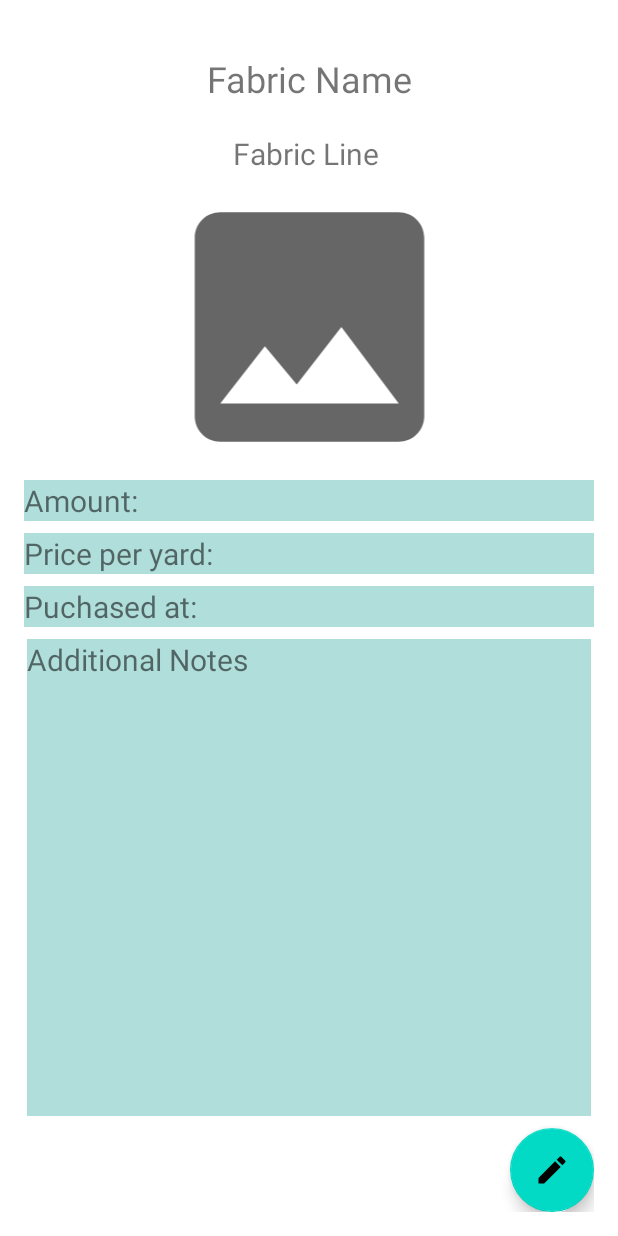
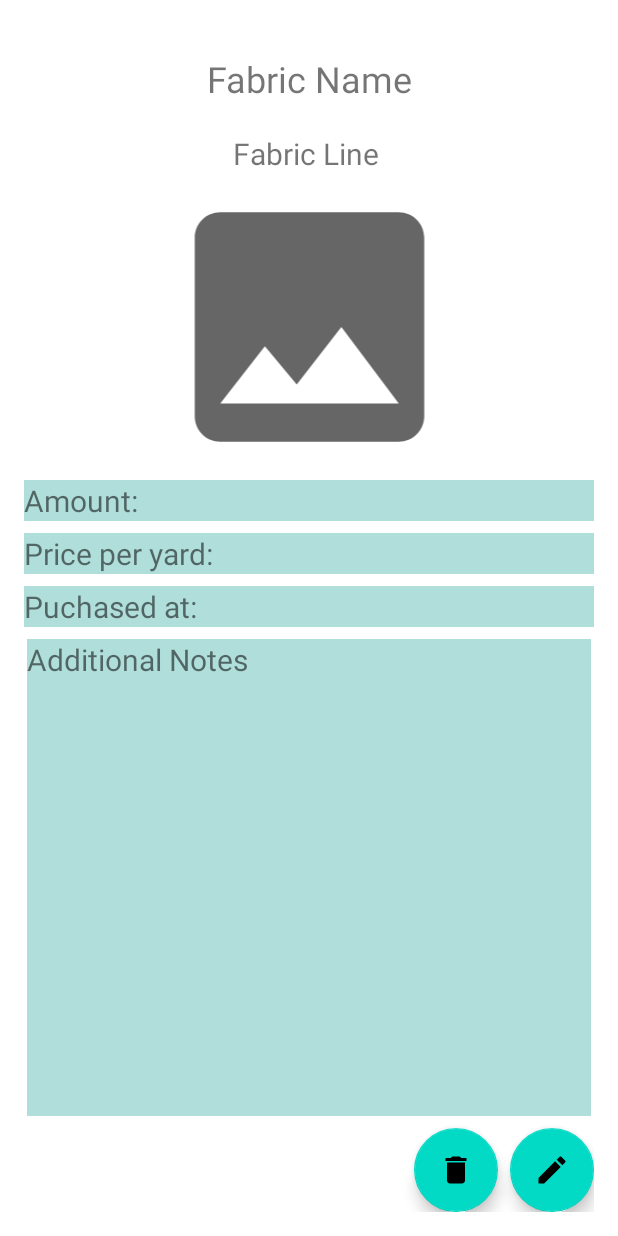
Before and after one commit to kaitlinmurphy/CS2410FinalProjectFabricInventory, an Android app: the fragment SingleFabricEntryFragment placed in its activity, on a phone screen of 412 x 824 dp. Run offline under Robolectric (Android 15) with nearby library versions, the phone set to English and light mode, and no system bars; our stand-ins replace Room's generated code; Roboto replaces fonts that are not available here; 1 statement that could not run was skipped.

```diff
--- a/app/src/main/java/com/example/cs2410_finalproject_fabricinventory/MainActivity.java
+++ b/app/src/main/java/com/example/cs2410_finalproject_fabricinventory/MainActivity.java
@@ -5,9 +5,7 @@ import androidx.appcompat.app.AppCompatActivity;
 import android.os.Bundle;
 import android.util.Log;
 
-import com.example.cs2410_finalproject_fabricinventory.fragments.CreateFabricEntryFragment;
 import com.example.cs2410_finalproject_fabricinventory.fragments.FabricEntriesFragment;
-import com.example.cs2410_finalproject_fabricinventory.fragments.SingleFabricEntryFragment;
 
 public class MainActivity extends AppCompatActivity {
 
--- a/app/src/main/java/com/example/cs2410_finalproject_fabricinventory/fragments/FabricEntriesFragment.java
+++ b/app/src/main/java/com/example/cs2410_finalproject_fabricinventory/fragments/FabricEntriesFragment.java
@@ -82,7 +82,7 @@ public class FabricEntriesFragment extends Fragment {
         view.findViewById(R.id.fab).setOnClickListener(fab -> {
             viewModel.setCurrentEntry(null);
             getActivity().getSupportFragmentManager().beginTransaction()
-                    .replace(R.id.fragment_container, CreateFabricEntryFragment.class, null)
+                    .replace(R.id.fragment_container, CreateOrUpdateFabricEntryFragment.class, null)
                     .setReorderingAllowed(true)
                     .addToBackStack(null)
                     .commit();
--- a/app/src/main/java/com/example/cs2410_finalproject_fabricinventory/fragments/SingleFabricEntryFragment.java
+++ b/app/src/main/java/com/example/cs2410_finalproject_fabricinventory/fragments/SingleFabricEntryFragment.java
@@ -53,5 +53,17 @@ public class SingleFabricEntryFragment extends Fragment {
                 fabricAdditionalNotesView.setText("Additional Notes: \n" + entry.additionalNotes);
             }
         });
+
+        view.findViewById(R.id.floating_delete_button).setOnClickListener((fab) -> {
+            viewModel.deleteCurrentEntry();
+        });
+
+        view.findViewById(R.id.floating_edit_button).setOnClickListener((fab) -> {
+            getActivity().getSupportFragmentManager().beginTransaction()
+                    .replace(R.id.fragment_container, CreateOrUpdateFabricEntryFragment.class, null)
+                    .setReorderingAllowed(true)
+                    .addToBackStack(null)
+                    .commit();
+        });
     }
 }
--- /dev/null
+++ b/app/src/main/res/drawable/ic_baseline_delete_24.xml
@@ -0,0 +1,10 @@
+<vector xmlns:android="http://schemas.android.com/apk/res/android"
+    android:width="24dp"
+    android:height="24dp"
+    android:viewportWidth="24"
+    android:viewportHeight="24"
+    android:tint="?attr/colorControlNormal">
+  <path
+      android:fillColor="@android:color/white"
+      android:pathData="M6,19c0,1.1 0.9,2 2,2h8c1.1,0 2,-0.9 2,-2V7H6v12zM19,4h-3.5l-1,-1h-5l-1,1H5v2h14V4z"/>
+</vector>
--- a/app/src/main/res/layout/fragment_single_fabric_entry.xml
+++ b/app/src/main/res/layout/fragment_single_fabric_entry.xml
@@ -85,14 +85,14 @@
         android:background="#4F009688"
         android:text="Additional Notes"
         android:textSize="20sp"
-        app:layout_constraintBottom_toTopOf="@+id/floatingActionButton"
+        app:layout_constraintBottom_toTopOf="@+id/floating_edit_button"
         app:layout_constraintEnd_toEndOf="parent"
         app:layout_constraintHorizontal_bias="0.457"
         app:layout_constraintStart_toStartOf="parent"
         app:layout_constraintTop_toBottomOf="@+id/fabric_purchased_at_display" />
 
     <com.google.android.material.floatingactionbutton.FloatingActionButton
-        android:id="@+id/floatingActionButton"
+        android:id="@+id/floating_edit_button"
         android:layout_width="wrap_content"
         android:layout_height="wrap_content"
         android:clickable="true"
@@ -101,4 +101,16 @@
         app:layout_constraintEnd_toEndOf="parent"
         app:srcCompat="@drawable/ic_baseline_edit_24" />
 
+    <com.google.android.material.floatingactionbutton.FloatingActionButton
+        android:id="@+id/floating_delete_button"
+        android:layout_width="wrap_content"
+        android:layout_height="wrap_content"
+        android:layout_marginEnd="8dp"
+        android:clickable="true"
+        android:padding="16dp"
+        app:layout_constraintBottom_toBottomOf="parent"
+        app:layout_constraintEnd_toStartOf="@+id/floating_edit_button"
+        app:srcCompat="@drawable/ic_baseline_delete_24" />
+
+
 </androidx.constraintlayout.widget.ConstraintLayout>
```
Also changed, not shown: app/src/main/java/com/example/cs2410_finalproject_fabricinventory/fragments/CreateOrUpdateFabricEntryFragment.java (renamed from app/src/main/java/com/example/cs2410_finalproject_fabricinventory/fragments/CreateFabricEntryFragment.java, +23 -5 lines), app/src/main/java/com/example/cs2410_finalproject_fabricinventory/viewmodels/FabricEntriesViewModel.java (+25 -1 lines).
